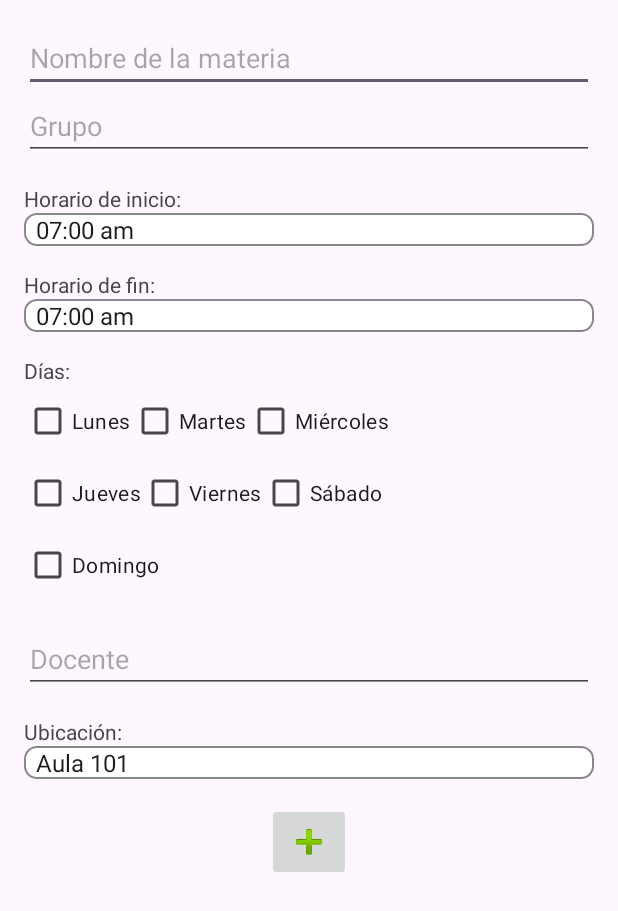
After one commit to Carlos-Alvarenga721/Proyecto_Moviles, an Android app: the AddMateriaActivity screen opened directly, with no data from a screen before it, on a phone screen of 412 x 824 dp. The commit adds this screen. Shown: the top 911 px of the screen. Run offline under Robolectric (Android 15) with nearby library versions, the phone set to English and light mode, and no system bars; our stand-ins replace Firebase (no records; nobody signed in at launch, a user with empty details on screens opened directly).

Commit message:
Agregando pantallas de Materias

```diff
--- a/app/build.gradle.kts
+++ b/app/build.gradle.kts
@@ -50,6 +50,7 @@ dependencies {
     implementation(libs.androidx.constraintlayout)
     implementation(libs.androidx.navigation.fragment.ktx)
     implementation(libs.androidx.navigation.ui.ktx)
+    implementation(libs.firebase.database)
     testImplementation(libs.junit)
     androidTestImplementation(libs.androidx.junit)
     androidTestImplementation(libs.androidx.espresso.core)
--- /dev/null
+++ b/app/src/main/java/com/example/proyecto_kotlin_dsm/AddMateriaActivity.kt
@@ -0,0 +1,79 @@
+package com.example.proyecto_kotlin_dsm
+
+import android.os.Bundle
+import android.widget.*
+import androidx.appcompat.app.AppCompatActivity
+import com.google.firebase.auth.FirebaseAuth
+import com.google.firebase.database.FirebaseDatabase
+
+class AddMateriaActivity : AppCompatActivity() {
+
+    override fun onCreate(savedInstanceState: Bundle?) {
+        super.onCreate(savedInstanceState)
+        setContentView(R.layout.activity_add_materia)
+
+        val editTextNombre = findViewById<EditText>(R.id.editTextNombre)
+        val editTextGrupo = findViewById<EditText>(R.id.editTextGrupo)
+        val editTextDocente = findViewById<EditText>(R.id.editTextDocente)
+        val spinnerInicio = findViewById<Spinner>(R.id.spinnerInicio)
+        val spinnerFin = findViewById<Spinner>(R.id.spinnerFin)
+        val spinnerUbicacion = findViewById<Spinner>(R.id.spinnerUbicacion)
+        val buttonAdd = findViewById<ImageButton>(R.id.buttonAdd)
+
+        val horarios = listOf("07:00 am", "08:00 am", "09:00 am", "10:00 am", "11:00 am", "12:00 pm")
+        val adapterHorarios = ArrayAdapter(this, android.R.layout.simple_spinner_item, horarios)
+        adapterHorarios.setDropDownViewResource(android.R.layout.simple_spinner_dropdown_item)
+        spinnerInicio.adapter = adapterHorarios
+        spinnerFin.adapter = adapterHorarios
+
+        val salones = listOf("Aula 101", "Aula 102", "Aula 103", "Laboratorio 1", "Laboratorio 2")
+        val adapterSalones = ArrayAdapter(this, android.R.layout.simple_spinner_item, salones)
+        adapterSalones.setDropDownViewResource(android.R.layout.simple_spinner_dropdown_item)
+        spinnerUbicacion.adapter = adapterSalones
+
+        buttonAdd.setOnClickListener {
+            val nombre = editTextNombre.text.toString()
+            val grupo = editTextGrupo.text.toString()
+            val docente = editTextDocente.text.toString()
+            val horarioInicio = spinnerInicio.selectedItem.toString()
+            val horarioFin = spinnerFin.selectedItem.toString()
+            val horario = "$horarioInicio - $horarioFin"
+            val ubicacion = spinnerUbicacion.selectedItem.toString()
+
+            val dias = mutableListOf<String>()
+            if (findViewById<CheckBox>(R.id.checkLunes).isChecked) dias.add("Lunes")
+            if (findViewById<CheckBox>(R.id.checkMartes).isChecked) dias.add("Martes")
+            if (findViewById<CheckBox>(R.id.checkMiercoles).isChecked) dias.add("Miércoles")
+            if (findViewById<CheckBox>(R.id.checkJueves).isChecked) dias.add("Jueves")
+            if (findViewById<CheckBox>(R.id.checkViernes).isChecked) dias.add("Viernes")
+            if (findViewById<CheckBox>(R.id.checkSabado).isChecked) dias.add("Sábado")
+            if (findViewById<CheckBox>(R.id.checkDomingo).isChecked) dias.add("Domingo")
+
+            if (nombre.isNotEmpty() && grupo.isNotEmpty() && docente.isNotEmpty() && dias.isNotEmpty()) {
+                val materia = Materia(nombre, grupo, dias.joinToString(", "), horario, docente, ubicacion)
+                guardarMateriaEnFirebase(materia)
+            } else {
+                Toast.makeText(this, "Por favor, completa todos los campos", Toast.LENGTH_SHORT).show()
+            }
+        }
+    }
+
+    private fun guardarMateriaEnFirebase(materia: Materia) {
+        val user = FirebaseAuth.getInstance().currentUser
+        if (user != null) {
+            val database = FirebaseDatabase.getInstance()
+            val materiasRef = database.getReference("materias").child(user.uid)
+            val nuevaMateriaRef = materiasRef.push()
+            nuevaMateriaRef.setValue(materia)
+                .addOnSuccessListener {
+                    Toast.makeText(this, "Materia guardada exitosamente", Toast.LENGTH_SHORT).show()
+                    finish()
+                }
+                .addOnFailureListener { e ->
+                    Toast.makeText(this, "Error al guardar: ${e.message}", Toast.LENGTH_SHORT).show()
+                }
+        } else {
+            Toast.makeText(this, "Usuario no autenticado", Toast.LENGTH_SHORT).show()
+        }
+    }
+}
--- a/app/src/main/java/com/example/proyecto_kotlin_dsm/LoginActivity.kt
+++ b/app/src/main/java/com/example/proyecto_kotlin_dsm/LoginActivity.kt
@@ -48,7 +48,7 @@ class LoginActivity : AppCompatActivity() {
                     .addOnCompleteListener { task ->
                         if (task.isSuccessful) {
                             Toast.makeText(this, "Inicio de sesión exitoso", Toast.LENGTH_SHORT).show()
-                            val intent = Intent(this, HomeActivity::class.java)
+                            val intent = Intent(this, MateriasActivity::class.java)
                             startActivity(intent)
                             finish()
                         } else {
--- /dev/null
+++ b/app/src/main/res/drawable/borde_circular.xml
@@ -0,0 +1,6 @@
+<?xml version="1.0" encoding="utf-8"?>
+<shape xmlns:android="http://schemas.android.com/apk/res/android"
+    android:shape="oval">
+    <solid android:color="#FFFFFF"/>
+    <stroke android:width="2dp" android:color="#000000"/>
+</shape>
--- /dev/null
+++ b/app/src/main/res/drawable/borde_pequeno.xml
@@ -0,0 +1,7 @@
+<?xml version="1.0" encoding="utf-8"?>
+<shape xmlns:android="http://schemas.android.com/apk/res/android"
+    android:shape="rectangle">
+    <solid android:color="#FFFFFF"/>
+    <stroke android:width="1dp" android:color="#888888"/>
+    <corners android:radius="8dp"/>
+</shape>
--- /dev/null
+++ b/app/src/main/res/layout/activity_add_materia.xml
@@ -0,0 +1,141 @@
+<ScrollView
+    xmlns:android="http://schemas.android.com/apk/res/android"
+    android:layout_width="match_parent"
+    android:layout_height="match_parent"
+    android:padding="16dp">
+
+    <LinearLayout
+        android:layout_width="match_parent"
+        android:layout_height="wrap_content"
+        android:orientation="vertical">
+
+        <!-- Campos existentes -->
+        <EditText
+            android:id="@+id/editTextNombre"
+            android:layout_width="match_parent"
+            android:layout_height="wrap_content"
+            android:hint="Nombre de la materia" />
+
+        <EditText
+            android:id="@+id/editTextGrupo"
+            android:layout_width="match_parent"
+            android:layout_height="wrap_content"
+            android:hint="Grupo" />
+
+        <!-- Horario -->
+        <TextView
+            android:layout_width="wrap_content"
+            android:layout_height="wrap_content"
+            android:text="Horario de inicio:"
+            android:layout_marginTop="16dp" />
+
+        <Spinner
+            android:id="@+id/spinnerInicio"
+            android:layout_width="match_parent"
+            android:layout_height="wrap_content"
+            android:background="@drawable/borde_pequeno" />
+
+        <TextView
+            android:layout_width="wrap_content"
+            android:layout_height="wrap_content"
+            android:text="Horario de fin:"
+            android:layout_marginTop="16dp" />
+
+        <Spinner
+            android:id="@+id/spinnerFin"
+            android:layout_width="match_parent"
+            android:layout_height="wrap_content"
+            android:background="@drawable/borde_pequeno" />
+
+        <!-- Días -->
+        <TextView
+            android:layout_width="wrap_content"
+            android:layout_height="wrap_content"
+            android:text="Días:"
+            android:layout_marginTop="16dp" />
+
+        <LinearLayout
+            android:layout_width="match_parent"
+            android:layout_height="wrap_content"
+            android:orientation="horizontal">
+
+            <CheckBox
+                android:id="@+id/checkLunes"
+                android:layout_width="wrap_content"
+                android:layout_height="wrap_content"
+                android:text="Lunes" />
+
+            <CheckBox
+                android:id="@+id/checkMartes"
+                android:layout_width="wrap_content"
+                android:layout_height="wrap_content"
+                android:text="Martes" />
+
+            <CheckBox
+                android:id="@+id/checkMiercoles"
+                android:layout_width="wrap_content"
+                android:layout_height="wrap_content"
+                android:text="Miércoles" />
+        </LinearLayout>
+
+        <LinearLayout
+            android:layout_width="match_parent"
+            android:layout_height="wrap_content"
+            android:orientation="horizontal">
+
+            <CheckBox
+                android:id="@+id/checkJueves"
+                android:layout_width="wrap_content"
+                android:layout_height="wrap_content"
+                android:text="Jueves" />
+
+            <CheckBox
+                android:id="@+id/checkViernes"
+                android:layout_width="wrap_content"
+                android:layout_height="wrap_content"
+                android:text="Viernes" />
+
+            <CheckBox
+                android:id="@+id/checkSabado"
+                android:layout_width="wrap_content"
+                android:layout_height="wrap_content"
+                android:text="Sábado" />
+        </LinearLayout>
+
+        <CheckBox
+            android:id="@+id/checkDomingo"
+            android:layout_width="wrap_content"
+            android:layout_height="wrap_content"
+            android:text="Domingo" />
+
+        <!-- Nuevo campo: Docente -->
+        <EditText
+            android:id="@+id/editTextDocente"
+            android:layout_width="match_parent"
+            android:layout_height="wrap_content"
+            android:hint="Docente"
+            android:layout_marginTop="16dp" />
+
+        <!-- Spinner de ubicación -->
+        <TextView
+            android:layout_width="wrap_content"
+            android:layout_height="wrap_content"
+            android:text="Ubicación:"
+            android:layout_marginTop="16dp" />
+
+        <Spinner
+            android:id="@+id/spinnerUbicacion"
+            android:layout_width="match_parent"
+            android:layout_height="wrap_content"
+            android:background="@drawable/borde_pequeno" />
+
+        <!-- Botón para agregar -->
+        <ImageButton
+            android:id="@+id/buttonAdd"
+            android:layout_width="wrap_content"
+            android:layout_height="wrap_content"
+            android:src="@android:drawable/ic_input_add"
+            android:layout_gravity="center_horizontal"
+            android:layout_marginTop="16dp" />
+    </LinearLayout>
+</ScrollView>
--- a/gradle/libs.versions.toml
+++ b/gradle/libs.versions.toml
@@ -12,6 +12,7 @@ activity = "1.10.1"
 constraintlayout = "2.2.1"
 navigationFragmentKtx = "2.8.9"
 navigationUiKtx = "2.8.9"
+firebaseDatabase = "21.0.0"
 
 [libraries]
 androidx-core-ktx = { group = "androidx.core", name = "core-ktx", version.ref = "coreKtx" }
@@ -27,6 +28,7 @@ androidx-activity = { group = "androidx.activity", name = "activity", version.re
 androidx-constraintlayout = { group = "androidx.constraintlayout", name = "constraintlayout", version.ref = "constraintlayout" }
 androidx-navigation-fragment-ktx = { group = "androidx.navigation", name = "navigation-fragment-ktx", version.ref = "navigationFragmentKtx" }
 androidx-navigation-ui-ktx = { group = "androidx.navigation", name = "navigation-ui-ktx", version.ref = "navigationUiKtx" }
+firebase-database = { group = "com.google.firebase", name = "firebase-database", version.ref = "firebaseDatabase" }
 
 [plugins]
 android-application = { id = "com.android.application", version.ref = "agp" }
```
Also changed, not shown: app/src/main/AndroidManifest.xml (+9 -3 lines), app/src/main/java/com/example/proyecto_kotlin_dsm/Materia.kt (added, +11 -0 lines), app/src/main/java/com/example/proyecto_kotlin_dsm/MateriasActivity.kt (added, +189 -0 lines), app/src/main/java/com/example/proyecto_kotlin_dsm/MateriasAdapter.kt (added, +60 -0 lines), app/src/main/res/drawable/borde_grande.xml (added, +7 -0 lines), app/src/main/res/layout/activity_materias.xml (added, +61 -0 lines), app/src/main/res/layout/item_materia.xml (added, +103 -0 lines).
